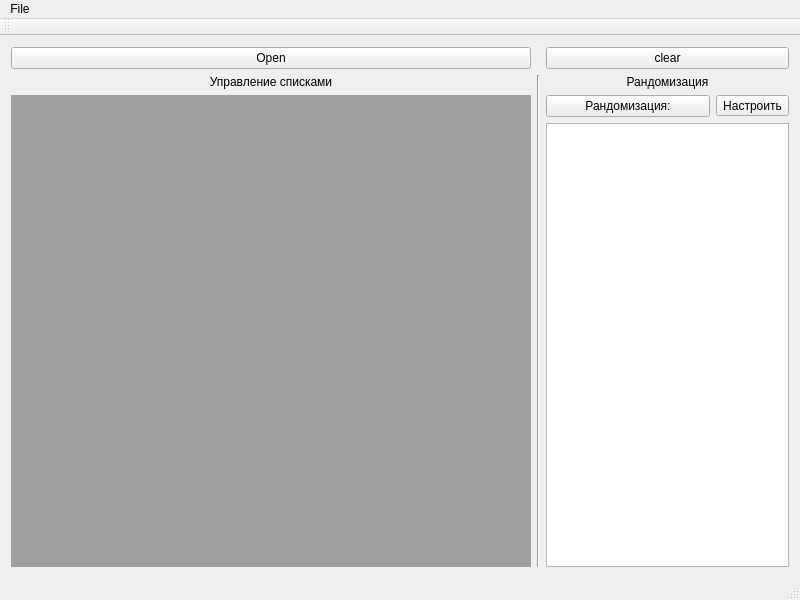
Qt form gui/mainwindow.ui (moevm/-gui-1h2018-41) before a commit.
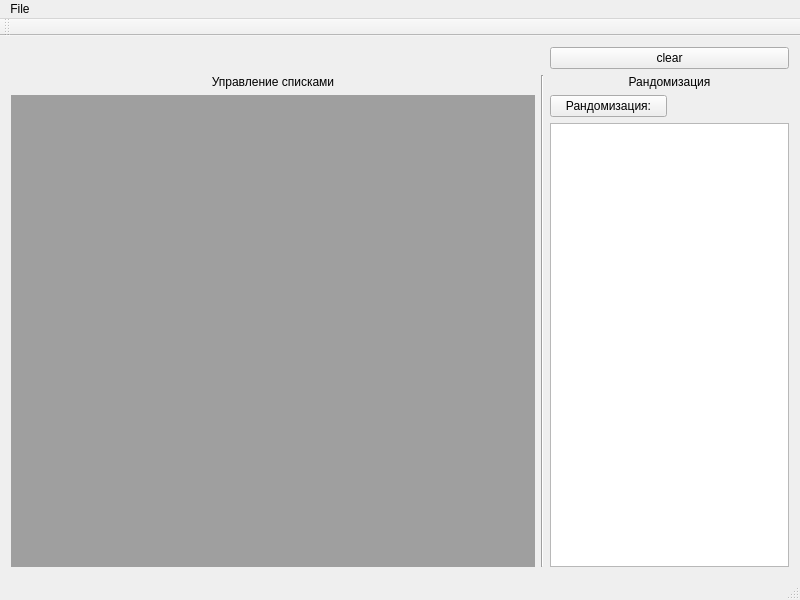
The same form after that commit.

Commit message: Кнопка открытия перенесена в toolBar

```diff
--- a/gui/mainwindow.ui
+++ b/gui/mainwindow.ui
@@ -15,13 +15,6 @@
   </property>
   <widget class="QWidget" name="centralWidget">
    <layout class="QGridLayout" name="gridLayout">
-    <item row="0" column="0">
-     <widget class="QPushButton" name="openPushButton">
-      <property name="text">
-       <string>Open</string>
-      </property>
-     </widget>
-    </item>
     <item row="2" column="0" rowspan="2">
      <widget class="QMdiArea" name="mdiArea">
       <property name="verticalScrollBarPolicy">
@@ -67,13 +60,6 @@
       </property>
      </widget>
     </item>
-    <item row="2" column="3">
-     <widget class="QToolButton" name="toolButton">
-      <property name="text">
-       <string>Настроить</string>
-      </property>
-     </widget>
-    </item>
     <item row="1" column="0">
      <widget class="QLabel" name="label">
       <property name="text">
```
The commit also changes 2 other files.
